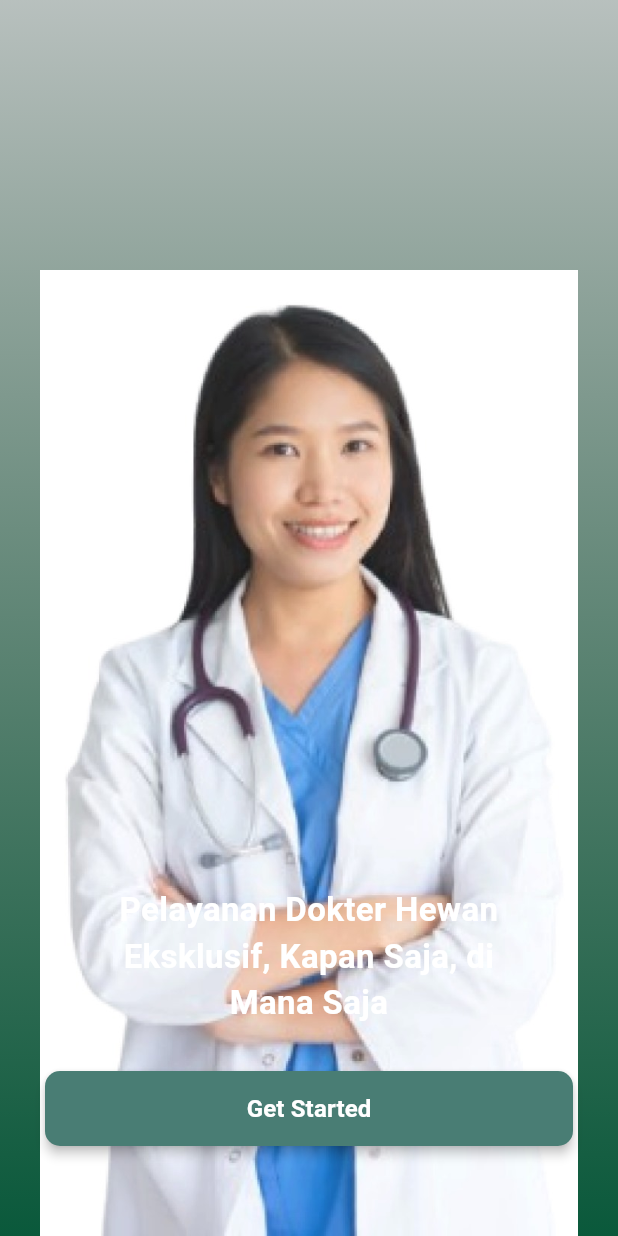
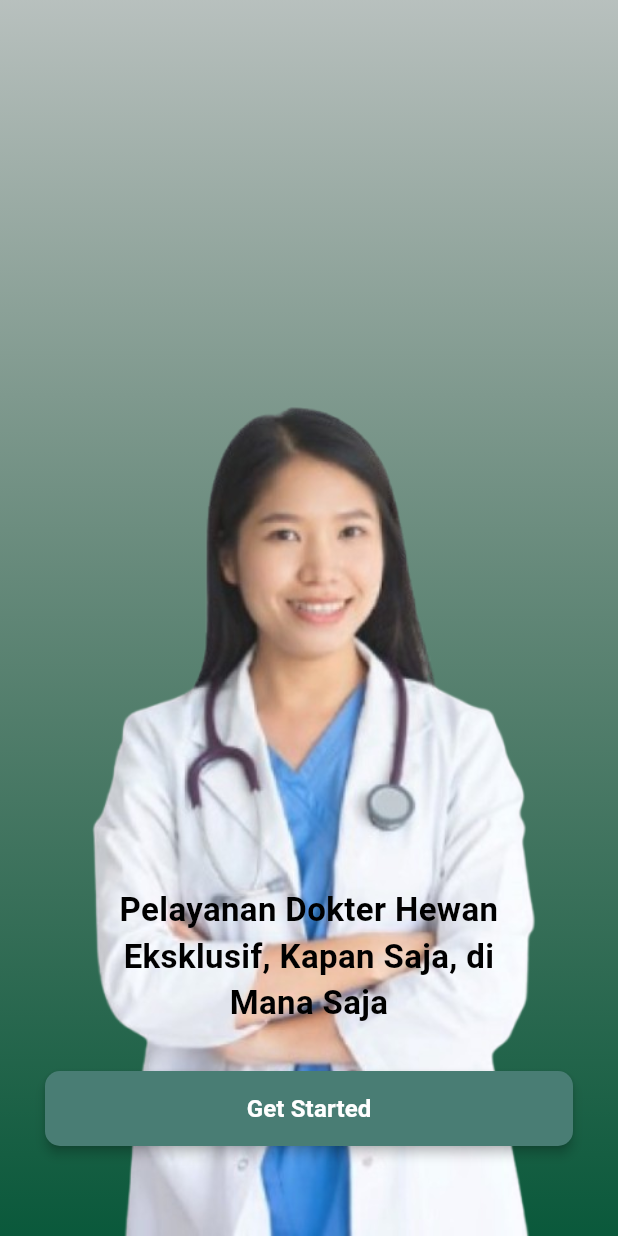
Before and after one commit to DimasAkbr12/VetConnectMob, a Flutter app: the screen it shows after launch, on a phone screen of 412 x 824 dp. Run offline on Flutter 3.47's test engine with Material 3 defaults, Android fonts, the phone set to English and light mode, and no system bars; Roboto replaces fonts that are missing (PlusJakartaSans).

Commit message:
Memperbaiki Gambar,Register,dan Forget Password

```diff
--- a/lib/main.dart
+++ b/lib/main.dart
@@ -3,7 +3,7 @@ import 'package:flutter_application_1/pages/create_new_password.dart';
 import 'package:flutter_application_1/pages/detail_dokter.dart';
 import 'package:flutter_application_1/pages/forgot_password.dart';
 import 'package:flutter_application_1/pages/get_started_screen.dart';
-import 'package:flutter_application_1/pages/home_page.dart'; // Add HomePage
+import 'package:flutter_application_1/pages/home_page.dart';
 import 'package:flutter_application_1/pages/register_page.dart';
 import 'package:flutter_application_1/pages/signin_page.dart';
 import 'package:flutter_application_1/pages/splash_screen.dart';
--- a/lib/pages/get_started_screen.dart
+++ b/lib/pages/get_started_screen.dart
@@ -28,10 +28,10 @@ class GetStartedScreen extends StatelessWidget {
           Align(
             alignment: Alignment.topCenter,
             child: Padding(
-              padding: const EdgeInsets.only(top: 180), // Sesuaikan posisi
+              padding: const EdgeInsets.only(top: 250),
               child: Image.asset(
-                "assets/images/dokter.jpg", // Sesuaikan path gambar
-                width: 450, // Ukuran gambar
+                "assets/images/dokter.png",
+                width: 600,
               ),
             ),
           ),
@@ -51,7 +51,7 @@ class GetStartedScreen extends StatelessWidget {
                     style: TextStyle(
                       fontFamily: 'PlusJakartaSans',
                       fontWeight: FontWeight.bold,
-                      color: Colors.white,
+                      color: Colors.black,
                       fontSize: 22,
                     ),
                   ),
```
Also changed, not shown: lib/pages/create_new_password.dart (+13 -3 lines), lib/pages/register_page.dart (+13 -15 lines), assets/images/dokter.jpg (deleted), assets/images/dokter.png (added).
